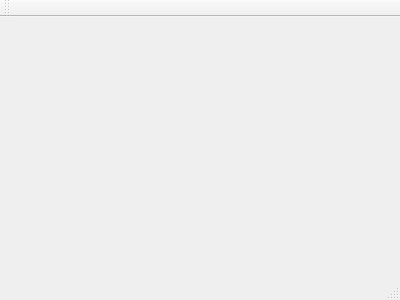
Above: mqt/mqtKeyerTest/mqtktMainWindow.ui from zsteva/backup-minos2 before the change. Below: the same form after it.
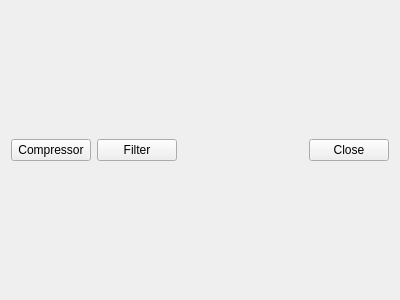
That is the form after the change.

Commit message: Low pass filter the microphone after compression.

Diff of the .ui file:
```diff
--- a/mqt/mqtKeyerTest/mqtktMainWindow.ui
+++ b/mqt/mqtKeyerTest/mqtktMainWindow.ui
@@ -12,13 +12,53 @@
   <property name="windowTitle" >
    <string>mqtktMainWindow</string>
   </property>
-  <widget class="QMenuBar" name="menuBar" />
-  <widget class="QToolBar" name="mainToolBar" />
-  <widget class="QWidget" name="centralWidget" />
-  <widget class="QStatusBar" name="statusBar" />
+  <widget class="QWidget" name="centralWidget">
+   <layout class="QVBoxLayout" name="verticalLayout">
+    <item>
+     <layout class="QVBoxLayout" name="chartLayout"/>
+    </item>
+    <item>
+     <layout class="QHBoxLayout" name="horizontalLayout">
+      <item>
+       <widget class="QPushButton" name="compressorButton">
+        <property name="text">
+         <string>Compressor</string>
+        </property>
+       </widget>
+      </item>
+      <item>
+       <widget class="QPushButton" name="filterButton">
+        <property name="text">
+         <string>Filter</string>
+        </property>
+       </widget>
+      </item>
+      <item>
+       <spacer name="horizontalSpacer">
+        <property name="orientation">
+         <enum>Qt::Horizontal</enum>
+        </property>
+        <property name="sizeHint" stdset="0">
+         <size>
+          <width>40</width>
+          <height>20</height>
+         </size>
+        </property>
+       </spacer>
+      </item>
+      <item>
+       <widget class="QPushButton" name="closeButton">
+        <property name="text">
+         <string>Close</string>
+        </property>
+       </widget>
+      </item>
+     </layout>
+    </item>
+   </layout>
+  </widget>
  </widget>
- <layoutDefault spacing="6" margin="11" />
- <pixmapfunction></pixmapfunction>
+ <layoutdefault spacing="6" margin="11"/>
  <resources/>
  <connections/>
 </ui>
```
Left out of the diff: 7 changed lines with no effect on the pictures. The commit also changes 5 other files.
